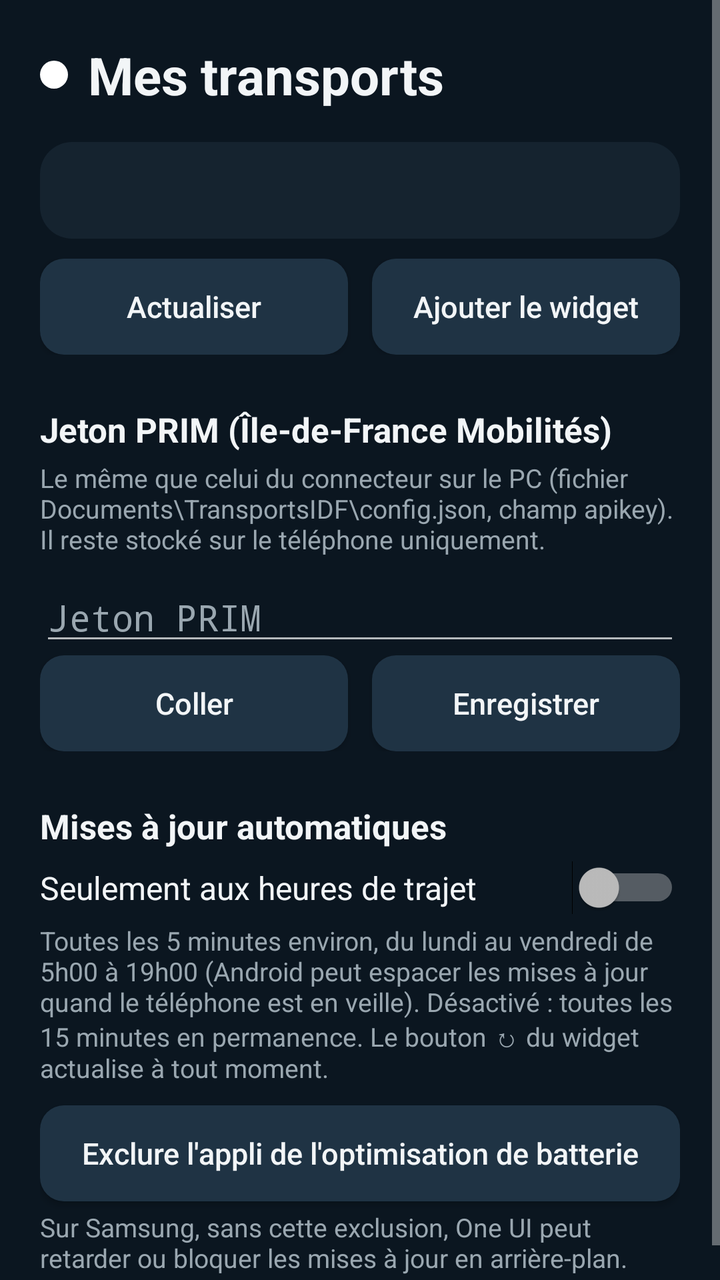
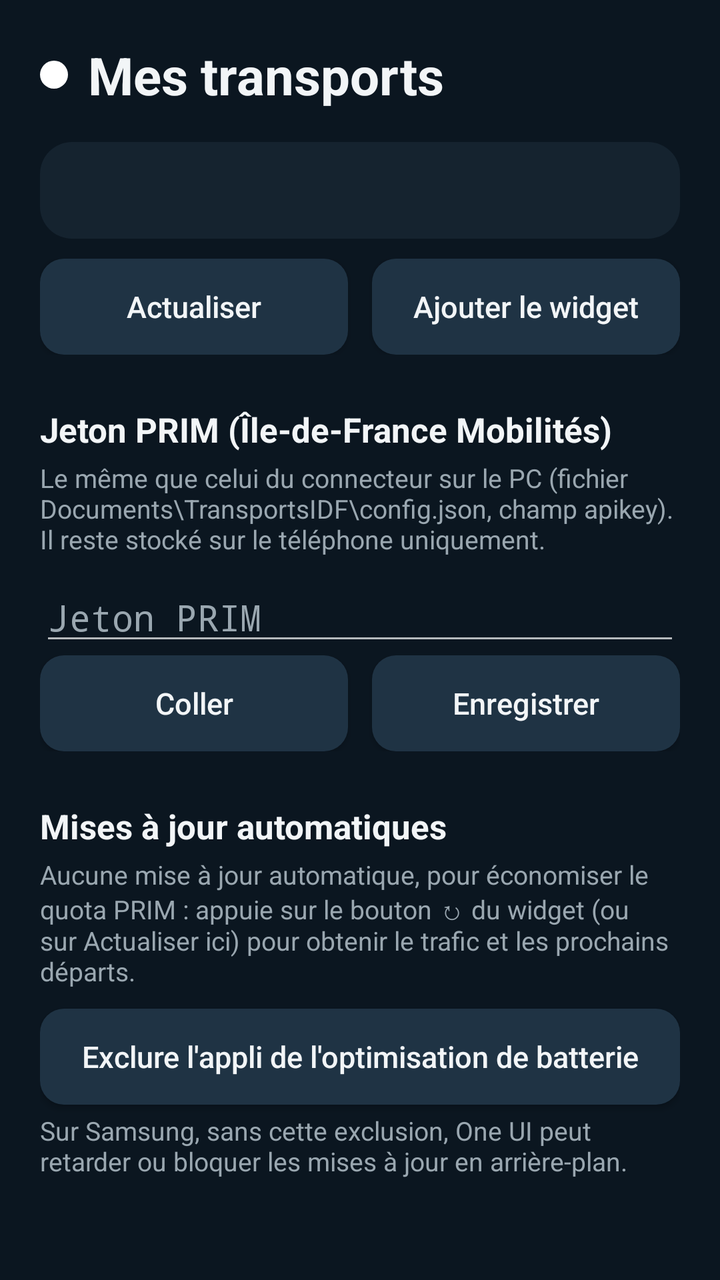

Compare the two renders of this Android layout. The source of the first and the diff that turns it into the second are given below.
<!-- AndroidManifest.xml: application theme Theme.MesTransports -->
<!-- res/layout/activity_main.xml -->
<?xml version="1.0" encoding="utf-8"?>
<ScrollView xmlns:android="http://schemas.android.com/apk/res/android"
    android:layout_width="match_parent"
    android:layout_height="match_parent"
    android:fitsSystemWindows="true">

    <LinearLayout
        android:layout_width="match_parent"
        android:layout_height="wrap_content"
        android:orientation="vertical"
        android:padding="20dp">

        <LinearLayout
            android:layout_width="match_parent"
            android:layout_height="wrap_content"
            android:gravity="center_vertical"
            android:orientation="horizontal">

            <View
                android:id="@+id/point"
                android:layout_width="14dp"
                android:layout_height="14dp"
                android:layout_marginEnd="10dp"
                android:background="@drawable/point" />

            <TextView
                android:layout_width="wrap_content"
                android:layout_height="wrap_content"
                android:text="@string/app_name"
                android:textColor="@color/encre"
                android:textSize="26sp"
                android:textStyle="bold" />
        </LinearLayout>

        <TextView
            style="@style/Carte"
            android:id="@+id/apercu"
            android:layout_marginTop="16dp"
            android:lineSpacingExtra="2dp"
            android:textSize="15sp" />

        <LinearLayout
            android:layout_width="match_parent"
            android:layout_height="wrap_content"
            android:layout_marginTop="10dp"
            android:orientation="horizontal">

            <Button
                android:id="@+id/actualiser"
                style="@style/Bouton"
                android:layout_width="0dp"
                android:layout_weight="1"
                android:layout_marginEnd="6dp"
                android:text="Actualiser" />

            <Button
                android:id="@+id/epingler"
                style="@style/Bouton"
                android:layout_width="0dp"
                android:layout_weight="1"
                android:layout_marginStart="6dp"
                android:text="Ajouter le widget" />
        </LinearLayout>

        <TextView
            style="@style/Titre"
            android:text="Jeton PRIM (Île-de-France Mobilités)" />

        <TextView
            style="@style/Aide"
            android:text="Le même que celui du connecteur sur le PC (fichier Documents\\TransportsIDF\\config.json, champ apikey). Il reste stocké sur le téléphone uniquement." />

        <EditText
            android:id="@+id/jeton"
            android:layout_width="match_parent"
            android:layout_height="wrap_content"
            android:layout_marginTop="8dp"
            android:hint="Jeton PRIM"
            android:importantForAutofill="no"
            android:inputType="textPassword"
            android:singleLine="true"
            android:textColor="@color/encre"
            android:textColorHint="@color/encre_pale" />

        <LinearLayout
            android:layout_width="match_parent"
            android:layout_height="wrap_content"
            android:orientation="horizontal">

            <Button
                android:id="@+id/coller"
                style="@style/Bouton"
                android:layout_width="0dp"
                android:layout_weight="1"
                android:layout_marginEnd="6dp"
                android:text="Coller" />

            <Button
                android:id="@+id/enregistrer"
                style="@style/Bouton"
                android:layout_width="0dp"
                android:layout_weight="1"
                android:layout_marginStart="6dp"
                android:text="Enregistrer" />
        </LinearLayout>

        <TextView
            style="@style/Titre"
            android:text="Mises à jour automatiques" />

        <Switch
            android:id="@+id/plages"
            android:layout_width="match_parent"
            android:layout_height="wrap_content"
            android:layout_marginTop="6dp"
            android:text="Seulement aux heures de trajet"
            android:textColor="@color/encre"
            android:textSize="16sp" />

        <TextView
            style="@style/Aide"
            android:text="Toutes les 5 minutes environ, du lundi au vendredi de 5h00 à 19h00 (Android peut espacer les mises à jour quand le téléphone est en veille). Désactivé : toutes les 15 minutes en permanence. Le bouton ↻ du widget actualise à tout moment." />

        <Button
            android:id="@+id/batterie"
            style="@style/Bouton"
            android:layout_width="match_parent"
            android:layout_marginTop="10dp"
            android:text="Exclure l'appli de l'optimisation de batterie" />

        <TextView
            style="@style/Aide"
            android:text="Sur Samsung, sans cette exclusion, One UI peut retarder ou bloquer les mises à jour en arrière-plan." />
    </LinearLayout>
</ScrollView>
<!-- resources referenced by this layout -->
<resources>
  <color name="encre">#FFF2F5F7</color>
  <color name="encre_pale">#FF9AA7B0</color>
  <!-- drawable point (drawable) -->
  <?xml version="1.0" encoding="utf-8"?>
  <shape xmlns:android="http://schemas.android.com/apk/res/android" android:shape="oval">
      <solid android:color="#FFFFFFFF" />
  </shape>
  <string name="app_name">Mes transports</string>
  <style name="Aide">
          <item name="android:layout_width">match_parent</item>
          <item name="android:layout_height">wrap_content</item>
          <item name="android:layout_marginTop">4dp</item>
          <item name="android:textColor">@color/encre_pale</item>
          <item name="android:textSize">13sp</item>
      </style>
  <style name="Bouton">
          <item name="android:layout_height">48dp</item>
          <item name="android:background">@drawable/bouton</item>
          <item name="android:textColor">@color/encre</item>
          <item name="android:textAllCaps">false</item>
          <item name="android:textSize">15sp</item>
      </style>
  <style name="Carte">
          <item name="android:layout_width">match_parent</item>
          <item name="android:layout_height">wrap_content</item>
          <item name="android:background">@drawable/carte</item>
          <item name="android:padding">14dp</item>
          <item name="android:textColor">@color/encre</item>
      </style>
  <style name="Titre">
          <item name="android:layout_width">match_parent</item>
          <item name="android:layout_height">wrap_content</item>
          <item name="android:layout_marginTop">26dp</item>
          <item name="android:textColor">@color/encre</item>
          <item name="android:textSize">17sp</item>
          <item name="android:textStyle">bold</item>
      </style>
  <style name="Theme.MesTransports" parent="android:Theme.Material.NoActionBar">
          <item name="android:windowBackground">@color/fond</item>
          <item name="android:colorBackground">@color/fond</item>
          <item name="android:colorAccent">@color/accent</item>
          <item name="android:statusBarColor">@color/fond</item>
          <item name="android:navigationBarColor">@color/fond</item>
      </style>
  <!-- drawable bouton (drawable) -->
  <?xml version="1.0" encoding="utf-8"?>
  <ripple xmlns:android="http://schemas.android.com/apk/res/android" android:color="#33FFFFFF">
      <item>
          <shape android:shape="rectangle">
              <solid android:color="#FF1F3344" />
              <corners android:radius="12dp" />
          </shape>
      </item>
  </ripple>
  <!-- drawable carte (drawable) -->
  <?xml version="1.0" encoding="utf-8"?>
  <shape xmlns:android="http://schemas.android.com/apk/res/android" android:shape="rectangle">
      <solid android:color="@color/carte" />
      <corners android:radius="16dp" />
  </shape>
  <color name="fond">#FF0B1620</color>
  <color name="accent">#FF3FA9F5</color>
  <color name="carte">#FF15232F</color>
</resources>

<!-- the commit's change to res/layout/activity_main.xml (unified diff, before → after) -->
@@ -114,12 +114,13 @@
             android:layout_height="wrap_content"
             android:layout_marginTop="6dp"
             android:text="Seulement aux heures de trajet"
+            android:visibility="gone"
             android:textColor="@color/encre"
             android:textSize="16sp" />
 
         <TextView
             style="@style/Aide"
-            android:text="Toutes les 5 minutes environ, du lundi au vendredi de 5h00 à 19h00 (Android peut espacer les mises à jour quand le téléphone est en veille). Désactivé : toutes les 15 minutes en permanence. Le bouton ↻ du widget actualise à tout moment." />
+            android:text="Aucune mise à jour automatique, pour économiser le quota PRIM : appuie sur le bouton ↻ du widget (ou sur Actualiser ici) pour obtenir le trafic et les prochains départs." />
 
         <Button
             android:id="@+id/batterie"
